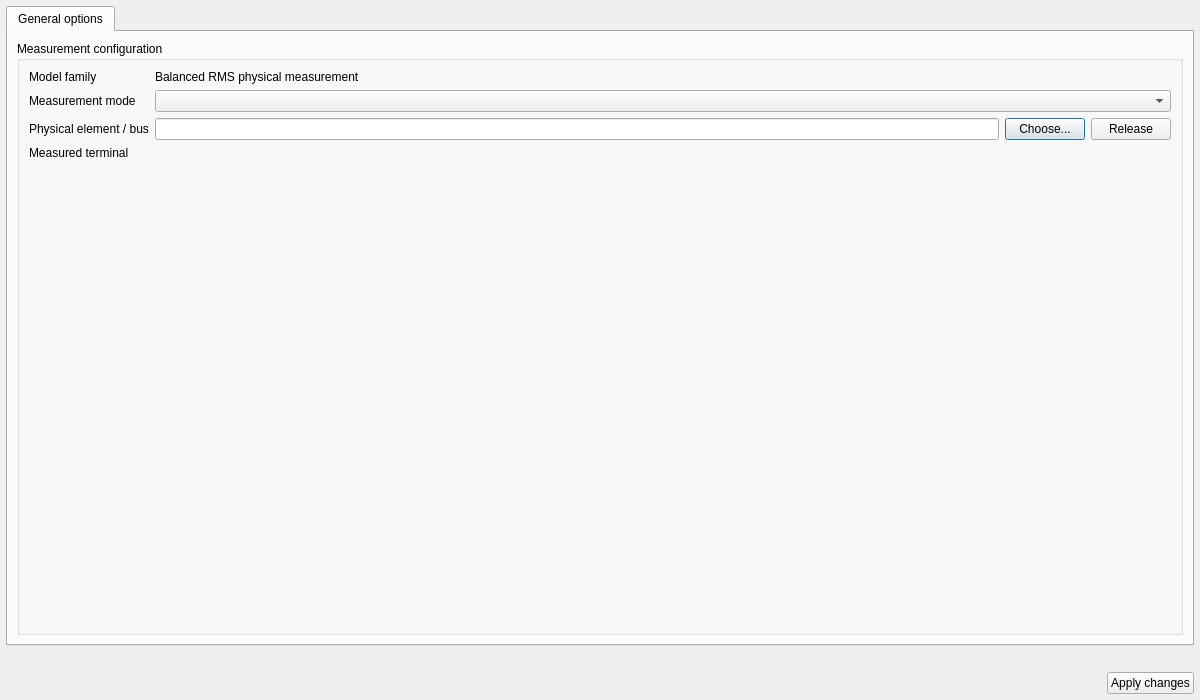
This is src/VeraGrid/Gui/DynamicModelEditor/dynamic_block_properties.ui in JordiBejarUPC/veragrid-hvdc-bipolar-pfc as Qt 5 draws it before an edit. The edited form follows.
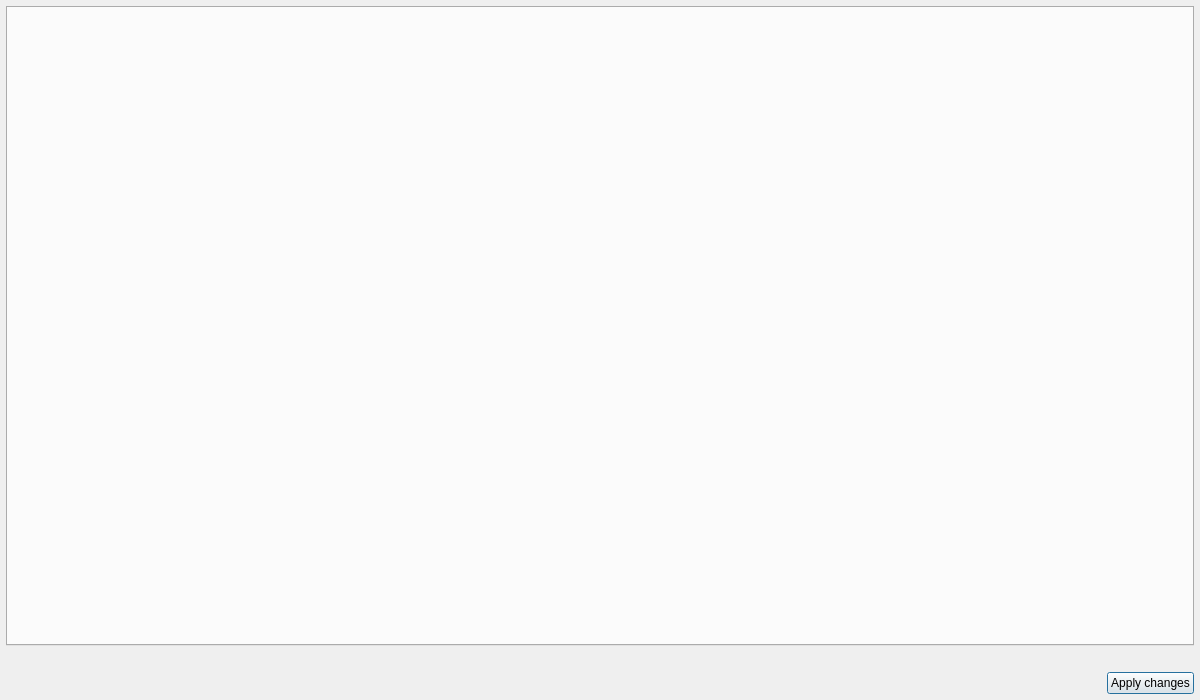
This is the edited form. Icons and pictures are not drawn.

Commit message: Manual rollback on the dynamic features v1

Patch:
```diff
--- a/src/VeraGrid/Gui/DynamicModelEditor/dynamic_block_properties.ui
+++ b/src/VeraGrid/Gui/DynamicModelEditor/dynamic_block_properties.ui
@@ -31,106 +31,6 @@
      <property name="currentIndex">
       <number>0</number>
      </property>
-     <widget class="QWidget" name="general_page">
-      <attribute name="title">
-       <string>General options</string>
-      </attribute>
-      <layout class="QVBoxLayout" name="general_page_layout">
-       <item>
-        <widget class="QGroupBox" name="measurement_configuration_group">
-         <property name="title">
-          <string>Measurement configuration</string>
-         </property>
-         <layout class="QFormLayout" name="measurement_configuration_layout">
-          <item row="0" column="0">
-           <widget class="QLabel" name="measurement_family_caption">
-            <property name="text">
-             <string>Model family</string>
-            </property>
-           </widget>
-          </item>
-          <item row="0" column="1">
-           <widget class="QLabel" name="measurement_family_value">
-            <property name="text">
-           <string>Balanced RMS physical measurement</string>
-            </property>
-           </widget>
-          </item>
-          <item row="1" column="0">
-           <widget class="QLabel" name="measurement_mode_caption">
-            <property name="text">
-             <string>Measurement mode</string>
-            </property>
-           </widget>
-          </item>
-          <item row="1" column="1">
-           <widget class="QComboBox" name="measurement_mode_combo"/>
-          </item>
-          <item row="2" column="0">
-           <widget class="QLabel" name="measurement_target_caption">
-            <property name="text">
-             <string>Physical element / bus</string>
-            </property>
-           </widget>
-          </item>
-          <item row="2" column="1">
-           <widget class="QWidget" name="measurement_target_widget" native="true">
-            <layout class="QHBoxLayout" name="measurement_target_layout">
-             <property name="leftMargin">
-              <number>0</number>
-             </property>
-             <property name="topMargin">
-              <number>0</number>
-             </property>
-             <property name="rightMargin">
-              <number>0</number>
-             </property>
-             <property name="bottomMargin">
-              <number>0</number>
-             </property>
-             <item>
-              <widget class="QLineEdit" name="measurement_target_value">
-               <property name="readOnly">
-                <bool>true</bool>
-               </property>
-              </widget>
-             </item>
-             <item>
-              <widget class="QPushButton" name="measurement_target_button">
-               <property name="text">
-                <string>Choose...</string>
-               </property>
-              </widget>
-             </item>
-             <item>
-              <widget class="QPushButton" name="measurement_target_release_button">
-               <property name="text">
-                <string>Release</string>
-               </property>
-              </widget>
-             </item>
-            </layout>
-           </widget>
-          </item>
-          <item row="3" column="0">
-           <widget class="QLabel" name="measurement_terminal_caption">
-            <property name="text">
-             <string>Measured terminal</string>
-            </property>
-           </widget>
-          </item>
-          <item row="3" column="1">
-           <widget class="QLabel" name="measurement_terminal_value">
-            <property name="text">
-             <string/>
-            </property>
-           </widget>
-          </item>
-         </layout>
-        </widget>
-       </item>
-      </layout>
-     </widget>
     </widget>
    </item>
    <item>
```
Left out of the diff: 2 changed lines with no effect on the pictures. The commit also changes 30 other files.
